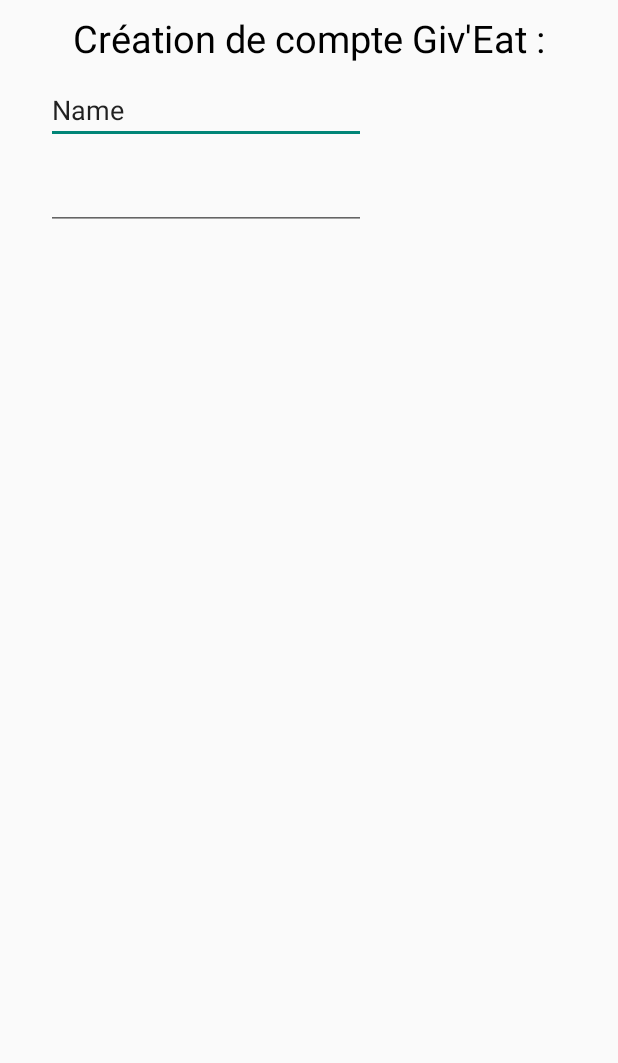
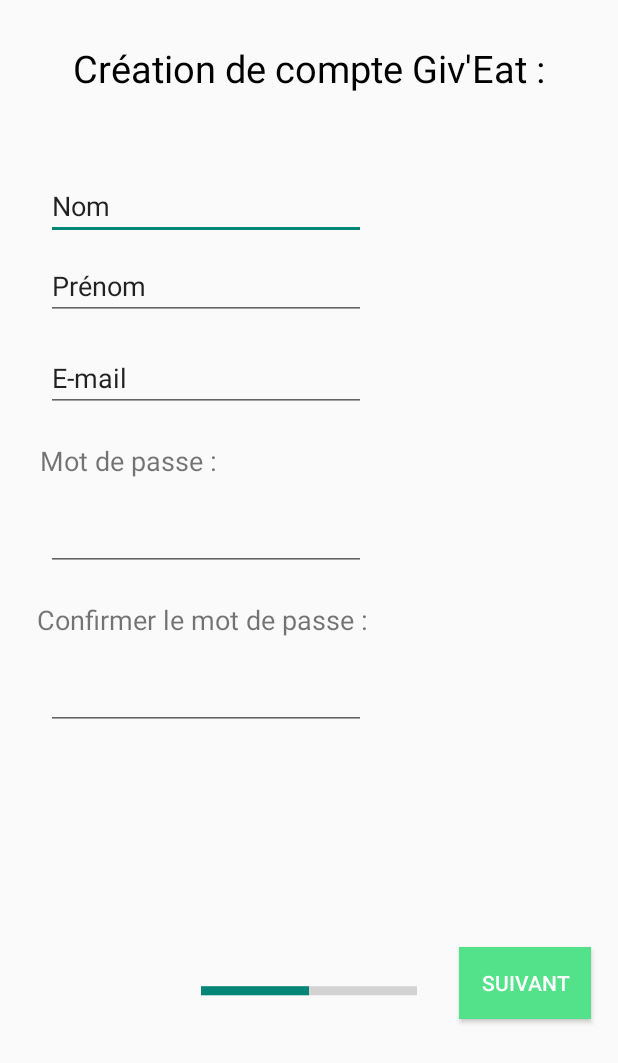
Before and after one commit to PierreBEGOUT/PFE_Giv-Eat, an Android app: the Enregistrement screen opened directly, with no data from a screen before it, on a phone screen of 412 x 824 dp. Shown: the top 1063 px of the screen. Run offline under Robolectric (Android 15) with nearby library versions, the phone set to English and light mode, and no system bars.

Commit message:
Fin page enregistrement

```diff
--- a/app/build.gradle
+++ b/app/build.gradle
@@ -25,4 +25,5 @@ dependencies {
     testImplementation 'junit:junit:4.12'
     androidTestImplementation 'com.android.support.test:runner:1.0.1'
     androidTestImplementation 'com.android.support.test.espresso:espresso-core:3.0.1'
+    implementation 'com.android.support:design:26.1.0'
 }
--- a/app/src/main/res/layout/activity_enregistrement.xml
+++ b/app/src/main/res/layout/activity_enregistrement.xml
@@ -12,7 +12,7 @@
         android:layout_height="wrap_content"
         android:layout_marginEnd="8dp"
         android:layout_marginStart="8dp"
-        android:layout_marginTop="8dp"
+        android:layout_marginTop="28dp"
         android:text="Création de compte Giv'Eat :"
         android:textColor="#000000"
         android:textSize="25sp"
@@ -21,7 +21,22 @@
         app:layout_constraintTop_toTopOf="parent" />
 
     <EditText
-        android:id="@+id/editText"
+        android:id="@+id/nom"
+        android:layout_width="wrap_content"
+        android:layout_height="wrap_content"
+        android:layout_marginEnd="8dp"
+        android:layout_marginStart="8dp"
+        android:layout_marginTop="52dp"
+        android:ems="10"
+        android:inputType="textPersonName"
+        android:text="Nom"
+        app:layout_constraintEnd_toEndOf="parent"
+        app:layout_constraintHorizontal_bias="0.124"
+        app:layout_constraintStart_toStartOf="parent"
+        app:layout_constraintTop_toBottomOf="@+id/textView2" />
+
+    <EditText
+        android:id="@+id/prenom"
         android:layout_width="wrap_content"
         android:layout_height="wrap_content"
         android:layout_marginEnd="8dp"
@@ -29,23 +44,117 @@
         android:layout_marginTop="8dp"
         android:ems="10"
         android:inputType="textPersonName"
-        android:text="Name"
+        android:text="Prénom"
         app:layout_constraintEnd_toEndOf="parent"
         app:layout_constraintHorizontal_bias="0.124"
         app:layout_constraintStart_toStartOf="parent"
-        app:layout_constraintTop_toBottomOf="@+id/textView2" />
+        app:layout_constraintTop_toBottomOf="@+id/nom" />
 
     <EditText
-        android:id="@+id/editText2"
+        android:id="@+id/mdp1"
         android:layout_width="wrap_content"
         android:layout_height="wrap_content"
         android:layout_marginEnd="8dp"
         android:layout_marginStart="8dp"
-        android:layout_marginTop="12dp"
+        android:layout_marginTop="16dp"
         android:ems="10"
         android:inputType="textPassword"
         app:layout_constraintEnd_toEndOf="parent"
         app:layout_constraintHorizontal_bias="0.124"
         app:layout_constraintStart_toStartOf="parent"
-        app:layout_constraintTop_toBottomOf="@+id/editText" />
+        app:layout_constraintTop_toBottomOf="@+id/textView3" />
+
+    <EditText
+        android:id="@+id/mdp2"
+        android:layout_width="wrap_content"
+        android:layout_height="wrap_content"
+        android:layout_marginEnd="8dp"
+        android:layout_marginStart="8dp"
+        android:layout_marginTop="16dp"
+        android:ems="10"
+        android:inputType="textPassword"
+        app:layout_constraintEnd_toEndOf="parent"
+        app:layout_constraintHorizontal_bias="0.124"
+        app:layout_constraintStart_toStartOf="parent"
+        app:layout_constraintTop_toBottomOf="@+id/textView4" />
+
+    <TextView
+        android:id="@+id/textView3"
+        android:layout_width="wrap_content"
+        android:layout_height="wrap_content"
+        android:layout_marginEnd="8dp"
+        android:layout_marginStart="8dp"
+        android:layout_marginTop="20dp"
+        android:text="Mot de passe :"
+        android:textSize="18sp"
+        app:layout_constraintEnd_toEndOf="parent"
+        app:layout_constraintHorizontal_bias="0.068"
+        app:layout_constraintStart_toStartOf="parent"
+        app:layout_constraintTop_toBottomOf="@+id/email" />
+
+    <EditText
+        android:id="@+id/email"
+        android:layout_width="wrap_content"
+        android:layout_height="wrap_content"
+        android:layout_marginEnd="8dp"
+        android:layout_marginStart="8dp"
+        android:layout_marginTop="16dp"
+        android:ems="10"
+        android:inputType="textPersonName"
+        android:text="E-mail"
+        app:layout_constraintEnd_toEndOf="parent"
+        app:layout_constraintHorizontal_bias="0.124"
+        app:layout_constraintStart_toStartOf="parent"
+        app:layout_constraintTop_toBottomOf="@+id/prenom" />
+
+    <TextView
+        android:id="@+id/textView4"
+        android:layout_width="wrap_content"
+        android:layout_height="wrap_content"
+        android:layout_marginEnd="8dp"
+        android:layout_marginStart="8dp"
+        android:layout_marginTop="20dp"
+        android:text="Confirmer le mot de passe :"
+        android:textSize="18sp"
+        app:layout_constraintEnd_toEndOf="parent"
+        app:layout_constraintHorizontal_bias="0.096"
+        app:layout_constraintStart_toStartOf="parent"
+        app:layout_constraintTop_toBottomOf="@+id/mdp1" />
+
+    <ProgressBar
+        android:id="@+id/progressBar"
+        style="?android:attr/progressBarStyleHorizontal"
+        android:layout_width="wrap_content"
+        android:layout_height="31dp"
+        android:layout_marginBottom="8dp"
+        android:layout_marginEnd="8dp"
+        android:layout_marginStart="8dp"
+        android:layout_marginTop="8dp"
+        android:progress="50"
+        android:scaleX="3"
+        android:scaleY="1.5"
+        app:layout_constraintBottom_toBottomOf="parent"
+        app:layout_constraintEnd_toEndOf="parent"
+        app:layout_constraintHorizontal_bias="0.5"
+        app:layout_constraintStart_toStartOf="parent"
+        app:layout_constraintTop_toBottomOf="@+id/mdp2"
+        app:layout_constraintVertical_bias="0.52" />
+
+    <Button
+        android:id="@+id/suivant"
+        android:layout_width="wrap_content"
+        android:layout_height="wrap_content"
+        android:layout_marginBottom="8dp"
+        android:layout_marginEnd="8dp"
+        android:layout_marginStart="8dp"
+        android:layout_marginTop="8dp"
+        android:background="@color/vert"
+        android:text="Suivant"
+        android:theme="@style/BoutSuiv"
+        app:layout_constraintBottom_toBottomOf="parent"
+        app:layout_constraintEnd_toEndOf="parent"
+        app:layout_constraintHorizontal_bias="0.875"
+        app:layout_constraintStart_toEndOf="@+id/progressBar"
+        app:layout_constraintTop_toBottomOf="@+id/mdp2" />
+
 </android.support.constraint.ConstraintLayout>
--- a/app/src/main/res/layout/activity_main.xml
+++ b/app/src/main/res/layout/activity_main.xml
@@ -25,7 +25,9 @@
         android:id="@+id/creationCompte"
         android:layout_width="148dp"
         android:layout_height="61dp"
+        android:background="@color/vert"
         android:text="Créer mon compte"
+        android:textColor="@color/textColor"
         app:layout_constraintBottom_toBottomOf="parent"
         app:layout_constraintEnd_toEndOf="parent"
         app:layout_constraintHorizontal_bias="0.498"
@@ -35,11 +37,15 @@
 
     <Button
         android:id="@+id/connexion"
+        style="@android:style/Widget.Material.Button.Borderless"
         android:layout_width="148dp"
         android:layout_height="61dp"
         android:layout_marginBottom="8dp"
         android:layout_marginTop="36dp"
+        android:background="@color/vert"
+        android:backgroundTint="@color/vert"
         android:text="Se connecter"
+        android:textColor="@color/textColor"
         app:layout_constraintBottom_toTopOf="@+id/creationCompte"
         app:layout_constraintEnd_toEndOf="parent"
         app:layout_constraintHorizontal_bias="0.498"
--- a/app/src/main/res/values/colors.xml
+++ b/app/src/main/res/values/colors.xml
@@ -3,4 +3,6 @@
     <color name="colorPrimary">#3F51B5</color>
     <color name="colorPrimaryDark">#303F9F</color>
     <color name="colorAccent">#FF4081</color>
+    <color name="textColor">#ffffff</color>
+    <color name="vert">#53e289</color>
 </resources>
--- a/app/src/main/res/values/styles.xml
+++ b/app/src/main/res/values/styles.xml
@@ -6,5 +6,12 @@
         <item name="android:windowNoTitle">true</item>
 
     </style>
+    <style name="BoutSuiv">
+        <item name="android:layout_width">wrap_content</item>
+        <item name="android:layout_height">wrap_content</item>
+        <item name="android:textColor">@color/textColor</item>
+        <item name="android:colorBackground">@color/vert</item>
+        <item name="android:layout_gravity">center_horizontal</item>
+    </style>
 
 </resources>
```
